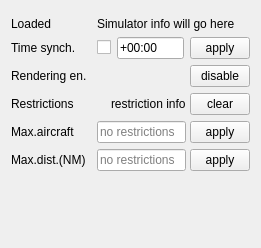
Above: src/blackgui/components/settingssimulatorcomponent.ui from swift-project/pilotclient before the change. Below: the same form after it.
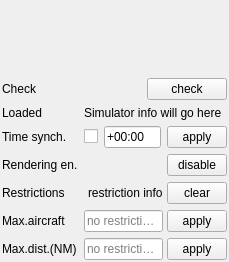
That is the form after the change. Custom widgets are drawn as their Qt base class.

Commit message: Ref T312, simulator settings UI adjustments (removed redundant grid layout)

Patch:
```diff
--- a/src/blackgui/components/settingssimulatorcomponent.ui
+++ b/src/blackgui/components/settingssimulatorcomponent.ui
@@ -6,8 +6,8 @@
    <rect>
     <x>0</x>
     <y>0</y>
-    <width>261</width>
-    <height>248</height>
+    <width>220</width>
+    <height>255</height>
    </rect>
   </property>
   <property name="windowTitle">
@@ -22,7 +22,7 @@
   <property name="lineWidth">
    <number>0</number>
   </property>
-  <layout class="QVBoxLayout" name="vl_SettingsSimulatorComponent" stretch="0,1">
+  <layout class="QGridLayout" name="gridLayout">
    <property name="leftMargin">
     <number>2</number>
    </property>
@@ -35,32 +35,7 @@
    <property name="bottomMargin">
     <number>2</number>
    </property>
-   <item>
-    <widget class="QWidget" name="qw_SettingsSimulatorsAll" native="true">
-     <property name="sizePolicy">
-      <sizepolicy hsizetype="Preferred" vsizetype="Maximum">
-       <horstretch>0</horstretch>
-       <verstretch>0</verstretch>
-      </sizepolicy>
-     </property>
-     <layout class="QFormLayout" name="fl_SettingsSimulatorsAll">
-      <property name="fieldGrowthPolicy">
-       <enum>QFormLayout::AllNonFixedFieldsGrow</enum>
-      </property>
-      <property name="horizontalSpacing">
-       <number>10</number>
-      </property>
-      <property name="verticalSpacing">
-       <number>6</number>
-      </property>
-      <item row="1" column="0">
-       <widget class="QLabel" name="lbl_LoadedPlugin">
-        <property name="text">
-         <string>Loaded</string>
-        </property>
-       </widget>
-      </item>
-      <item row="1" column="1">
+   <item row="3" column="1">
        <widget class="QLabel" name="lbl_PluginInfo">
         <property name="text">
          <string>Simulator info will go here</string>
@@ -70,7 +45,76 @@
         </property>
        </widget>
       </item>
-      <item row="2" column="0">
+   <item row="6" column="0">
+    <widget class="QLabel" name="lbl_RestrictedRendering">
+     <property name="toolTip">
+      <string>Current rendering restrictions (if any)</string>
+     </property>
+     <property name="text">
+      <string>Restrictions</string>
+     </property>
+    </widget>
+   </item>
+   <item row="6" column="1">
+    <layout class="QHBoxLayout" name="hl_RestrictedRendering">
+     <property name="spacing">
+      <number>4</number>
+     </property>
+     <item>
+      <widget class="BlackGui::CLedWidget" name="led_RestrictedRendering" native="true"/>
+     </item>
+     <item alignment="Qt::AlignRight">
+      <widget class="QLabel" name="lbl_RestrictionText">
+       <property name="text">
+        <string>restriction info</string>
+       </property>
+      </widget>
+     </item>
+     <item>
+      <widget class="QPushButton" name="pb_ClearRestrictedRendering">
+       <property name="sizePolicy">
+        <sizepolicy hsizetype="Fixed" vsizetype="Preferred">
+         <horstretch>0</horstretch>
+         <verstretch>0</verstretch>
+        </sizepolicy>
+       </property>
+       <property name="minimumSize">
+        <size>
+         <width>60</width>
+         <height>0</height>
+        </size>
+       </property>
+       <property name="maximumSize">
+        <size>
+         <width>60</width>
+         <height>16777215</height>
+        </size>
+       </property>
+       <property name="text">
+        <string>clear</string>
+       </property>
+      </widget>
+     </item>
+    </layout>
+   </item>
+   <item row="3" column="0">
+    <widget class="QLabel" name="lbl_LoadedPlugin">
+     <property name="text">
+      <string>Loaded</string>
+     </property>
+    </widget>
+   </item>
+   <item row="0" column="0" colspan="2">
+    <widget class="BlackGui::CPluginSelector" name="pluginSelector_EnabledSimulators" native="true">
+     <property name="minimumSize">
+      <size>
+       <width>0</width>
+       <height>50</height>
+      </size>
+     </property>
+    </widget>
+   </item>
+   <item row="4" column="0">
        <widget class="QLabel" name="lbl_TimeSync">
         <property name="toolTip">
          <string>Time synchronization</string>
@@ -80,88 +124,7 @@
         </property>
        </widget>
       </item>
-      <item row="2" column="1">
-       <widget class="QWidget" name="wi_TimeSync" native="true">
-        <layout class="QHBoxLayout" name="horizontalLayout">
-         <property name="leftMargin">
-          <number>0</number>
-         </property>
-         <property name="topMargin">
-          <number>0</number>
-         </property>
-         <property name="rightMargin">
-          <number>0</number>
-         </property>
-         <property name="bottomMargin">
-          <number>0</number>
-         </property>
-         <item>
-          <widget class="QCheckBox" name="cb_TimeSync">
-           <property name="toolTip">
-            <string>Enable time syncronization</string>
-           </property>
-           <property name="text">
-            <string/>
-           </property>
-          </widget>
-         </item>
-         <item>
-          <widget class="QLineEdit" name="le_TimeSyncOffset">
-           <property name="sizePolicy">
-            <sizepolicy hsizetype="Preferred" vsizetype="Fixed">
-             <horstretch>0</horstretch>
-             <verstretch>0</verstretch>
-            </sizepolicy>
-           </property>
-           <property name="maximumSize">
-            <size>
-             <width>75</width>
-             <height>16777215</height>
-            </size>
-           </property>
-           <property name="toolTip">
-            <string>offset +/-hh:mm</string>
-           </property>
-           <property name="inputMask">
-            <string>#99:99</string>
-           </property>
-           <property name="text">
-            <string>+00:00</string>
-           </property>
-           <property name="maxLength">
-            <number>6</number>
-           </property>
-          </widget>
-         </item>
-         <item>
-          <widget class="QPushButton" name="pb_ApplyTimeSync">
-           <property name="sizePolicy">
-            <sizepolicy hsizetype="Fixed" vsizetype="Preferred">
-             <horstretch>0</horstretch>
-             <verstretch>0</verstretch>
-            </sizepolicy>
-           </property>
-           <property name="minimumSize">
-            <size>
-             <width>60</width>
-             <height>0</height>
-            </size>
-           </property>
-           <property name="maximumSize">
-            <size>
-             <width>60</width>
-             <height>16777215</height>
-            </size>
-           </property>
-           <property name="text">
-            <string>apply</string>
-           </property>
-          </widget>
-         </item>
-        </layout>
-       </widget>
-      </item>
-      <item row="4" column="0">
+   <item row="5" column="0">
        <widget class="QLabel" name="lbl_RenderingEnabled">
         <property name="toolTip">
          <string>Rendering enabled</string>
@@ -171,7 +134,7 @@
         </property>
        </widget>
       </item>
-      <item row="4" column="1">
+   <item row="5" column="1">
        <layout class="QHBoxLayout" name="hl_RenderingEnabled">
         <item>
          <widget class="BlackGui::CLedWidget" name="led_RenderingEnabled" native="true"/>
@@ -216,65 +179,6 @@
         </item>
        </layout>
       </item>
-      <item row="5" column="0">
-       <widget class="QLabel" name="lbl_RestrictedRendering">
-        <property name="toolTip">
-         <string>Current rendering restrictions (if any)</string>
-        </property>
-        <property name="text">
-         <string>Restrictions</string>
-        </property>
-       </widget>
-      </item>
-      <item row="5" column="1">
-       <layout class="QHBoxLayout" name="hl_RestrictedRendering">
-        <property name="spacing">
-         <number>4</number>
-        </property>
-        <item>
-         <widget class="BlackGui::CLedWidget" name="led_RestrictedRendering" native="true"/>
-        </item>
-        <item alignment="Qt::AlignRight">
-         <widget class="QLabel" name="lbl_RestrictionText">
-          <property name="text">
-           <string>restriction info</string>
-          </property>
-         </widget>
-        </item>
-        <item>
-         <widget class="QPushButton" name="pb_ClearRestrictedRendering">
-          <property name="sizePolicy">
-           <sizepolicy hsizetype="Fixed" vsizetype="Preferred">
-            <horstretch>0</horstretch>
-            <verstretch>0</verstretch>
-           </sizepolicy>
-          </property>
-          <property name="minimumSize">
-           <size>
-            <width>60</width>
-            <height>0</height>
-           </size>
-          </property>
-          <property name="maximumSize">
-           <size>
-            <width>60</width>
-            <height>16777215</height>
-           </size>
-          </property>
-          <property name="text">
-           <string>clear</string>
-          </property>
-         </widget>
-        </item>
-       </layout>
-      </item>
-      <item row="7" column="0">
-       <widget class="QLabel" name="lbl_MaxAircraft">
-        <property name="text">
-         <string>Max.aircraft</string>
-        </property>
-       </widget>
-      </item>
       <item row="7" column="1">
        <layout class="QHBoxLayout" name="hl_MaxAircraft">
         <property name="spacing">
@@ -314,6 +218,13 @@
         </item>
        </layout>
       </item>
+   <item row="2" column="0">
+    <widget class="QLabel" name="lbl_Check">
+     <property name="text">
+      <string>Check</string>
+     </property>
+    </widget>
+   </item>
       <item row="8" column="0">
        <widget class="QLabel" name="lbl_MaxDistance">
         <property name="text">
@@ -360,24 +271,113 @@
         </item>
        </layout>
       </item>
-      <item row="0" column="0" colspan="2">
-       <widget class="BlackGui::CPluginSelector" name="pluginSelector_EnabledSimulators" native="true"/>
+   <item row="4" column="1">
+    <widget class="QWidget" name="wi_TimeSync" native="true">
+     <layout class="QHBoxLayout" name="horizontalLayout">
+      <property name="leftMargin">
+       <number>0</number>
+      </property>
+      <property name="topMargin">
+       <number>0</number>
+      </property>
+      <property name="rightMargin">
+       <number>0</number>
+      </property>
+      <property name="bottomMargin">
+       <number>0</number>
+      </property>
+      <item>
+       <widget class="QCheckBox" name="cb_TimeSync">
+        <property name="toolTip">
+         <string>Enable time syncronization</string>
+        </property>
+        <property name="text">
+         <string/>
+        </property>
+       </widget>
+      </item>
+      <item>
+       <widget class="QLineEdit" name="le_TimeSyncOffset">
+        <property name="sizePolicy">
+         <sizepolicy hsizetype="Preferred" vsizetype="Fixed">
+          <horstretch>0</horstretch>
+          <verstretch>0</verstretch>
+         </sizepolicy>
+        </property>
+        <property name="maximumSize">
+         <size>
+          <width>75</width>
+          <height>16777215</height>
+         </size>
+        </property>
+        <property name="toolTip">
+         <string>offset +/-hh:mm</string>
+        </property>
+        <property name="inputMask">
+         <string>#99:99</string>
+        </property>
+        <property name="text">
+         <string>+00:00</string>
+        </property>
+        <property name="maxLength">
+         <number>6</number>
+        </property>
+       </widget>
+      </item>
+      <item>
+       <widget class="QPushButton" name="pb_ApplyTimeSync">
+        <property name="sizePolicy">
+         <sizepolicy hsizetype="Fixed" vsizetype="Preferred">
+          <horstretch>0</horstretch>
+          <verstretch>0</verstretch>
+         </sizepolicy>
+        </property>
+        <property name="minimumSize">
+         <size>
+          <width>60</width>
+          <height>0</height>
+         </size>
+        </property>
+        <property name="maximumSize">
+         <size>
+          <width>60</width>
+          <height>16777215</height>
+         </size>
+        </property>
+        <property name="text">
+         <string>apply</string>
+        </property>
+       </widget>
       </item>
      </layout>
     </widget>
    </item>
-   <item>
-    <spacer name="vs_SettingsSimulator">
+   <item row="7" column="0">
+    <widget class="QLabel" name="lbl_MaxAircraft">
+     <property name="text">
+      <string>Max.aircraft</string>
+     </property>
+    </widget>
+   </item>
+   <item row="2" column="1" alignment="Qt::AlignRight">
+    <widget class="QPushButton" name="pb_Check">
+     <property name="text">
+      <string>check</string>
+     </property>
+    </widget>
+   </item>
+   <item row="1" column="0">
+    <spacer name="vs_Top">
      <property name="orientation">
       <enum>Qt::Vertical</enum>
      </property>
      <property name="sizeType">
-      <enum>QSizePolicy::MinimumExpanding</enum>
+      <enum>QSizePolicy::Fixed</enum>
      </property>
      <property name="sizeHint" stdset="0">
       <size>
        <width>20</width>
-       <height>30</height>
+       <height>20</height>
       </size>
      </property>
     </spacer>
```
Left out of the diff: 12 changed lines with no effect on the pictures. Lines whose indentation alone changed are shown as unchanged. The commit also changes 2 other files.
